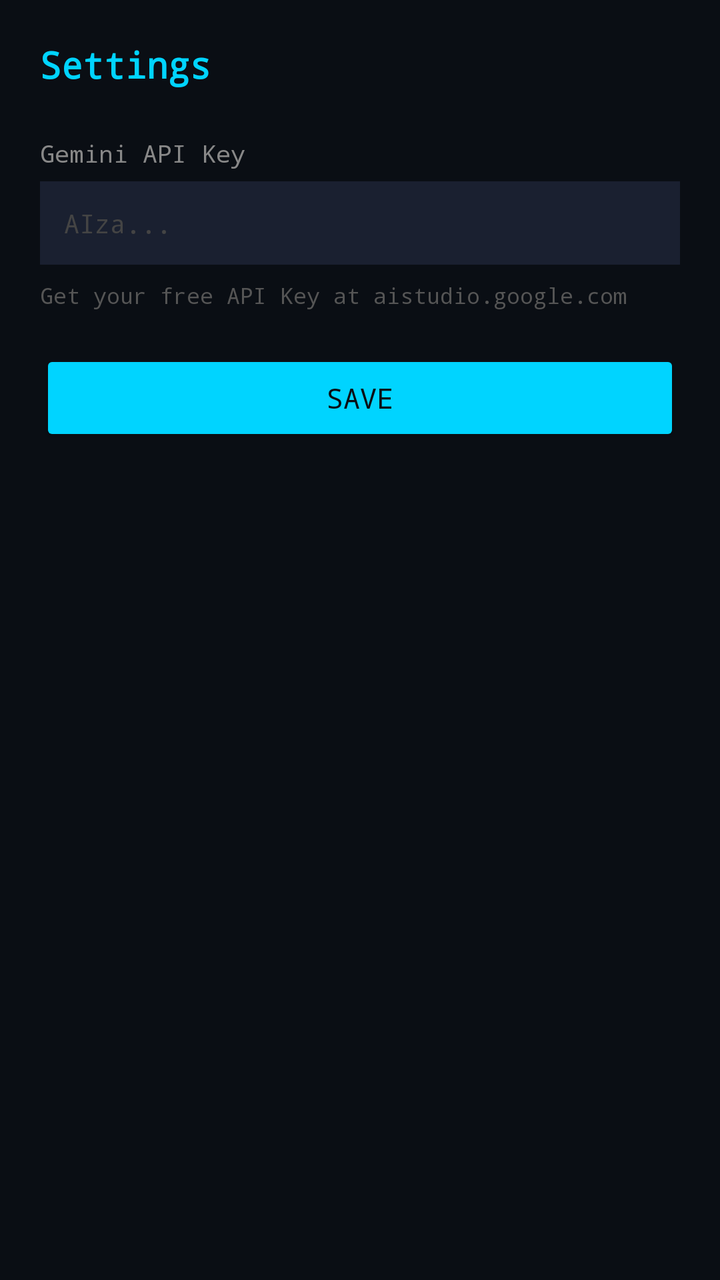
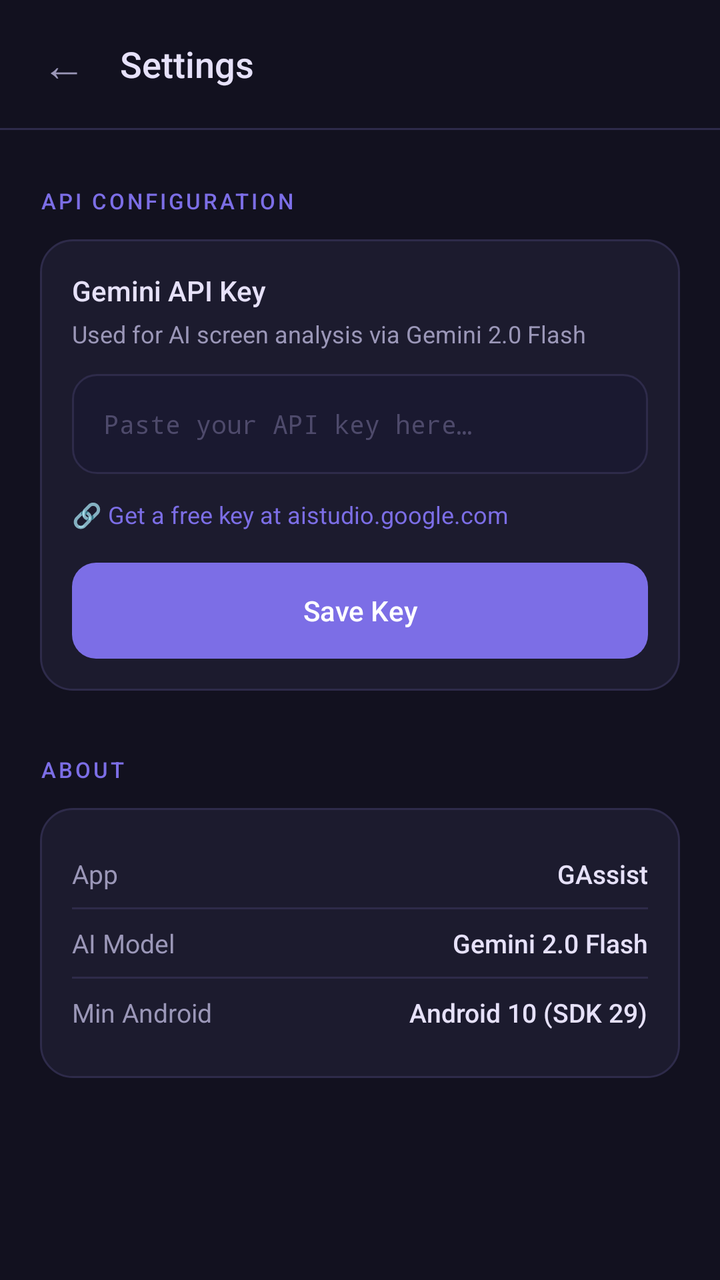

The first picture is an Android layout as it rendered before a commit; the second is the same layout after the commit. The layout source and the unified diff follow.
<!-- AndroidManifest.xml: application theme AppTheme -->
<!-- res/layout/activity_settings.xml -->
<?xml version="1.0" encoding="utf-8"?>
<LinearLayout xmlns:android="http://schemas.android.com/apk/res/android"
    android:layout_width="match_parent"
    android:layout_height="match_parent"
    android:background="#0A0E14"
    android:orientation="vertical"
    android:padding="20dp">

    <TextView
        android:layout_width="match_parent"
        android:layout_height="wrap_content"
        android:text="Settings"
        android:textColor="#00D4FF"
        android:textSize="18sp"
        android:fontFamily="monospace"
        android:textStyle="bold"
        android:layout_marginBottom="24dp" />

    <TextView
        android:layout_width="match_parent"
        android:layout_height="wrap_content"
        android:text="Gemini API Key"
        android:textColor="#888888"
        android:fontFamily="monospace"
        android:textSize="12sp"
        android:layout_marginBottom="6dp" />

    <EditText
        android:id="@+id/etApiKey"
        android:layout_width="match_parent"
        android:layout_height="wrap_content"
        android:hint="AIza..."
        android:textColor="#FFFFFF"
        android:textColorHint="#444444"
        android:background="#1A2030"
        android:padding="12dp"
        android:fontFamily="monospace"
        android:textSize="13sp"
        android:inputType="textVisiblePassword"
        android:layout_marginBottom="8dp" />

    <TextView
        android:layout_width="match_parent"
        android:layout_height="wrap_content"
        android:text="Get your free API Key at aistudio.google.com"
        android:textColor="#555555"
        android:fontFamily="monospace"
        android:textSize="11sp"
        android:layout_marginBottom="20dp" />

    <Button
        android:id="@+id/btnSaveKey"
        android:layout_width="match_parent"
        android:layout_height="wrap_content"
        android:text="SAVE"
        android:textColor="#0A0E14"
        android:backgroundTint="#00D4FF"
        android:fontFamily="monospace" />

</LinearLayout>
<!-- resources referenced by this layout -->
<resources>
  <style name="AppTheme" parent="Theme.MaterialComponents.DayNight.DarkActionBar">
          <item name="colorPrimary">#00D4FF</item>
          <item name="colorPrimaryDark">#0A0E14</item>
          <item name="colorAccent">#00D4FF</item>
          <item name="android:windowBackground">#0A0E14</item>
      </style>
</resources>

<!-- the commit's change to res/layout/activity_settings.xml (unified diff, before → after) -->
@@ -1,60 +1,228 @@
 <?xml version="1.0" encoding="utf-8"?>
-<LinearLayout xmlns:android="http://schemas.android.com/apk/res/android"
+<LinearLayout
+    xmlns:android="http://schemas.android.com/apk/res/android"
     android:layout_width="match_parent"
     android:layout_height="match_parent"
-    android:background="#0A0E14"
     android:orientation="vertical"
-    android:padding="20dp">
-
-    <TextView
+    android:background="@color/bg_deep">
+
+    
+    <LinearLayout
         android:layout_width="match_parent"
-        android:layout_height="wrap_content"
-        android:text="Settings"
-        android:textColor="#00D4FF"
-        android:textSize="18sp"
-        android:fontFamily="monospace"
-        android:textStyle="bold"
-        android:layout_marginBottom="24dp" />
-
-    <TextView
+        android:layout_height="64dp"
+        android:orientation="horizontal"
+        android:gravity="center_vertical"
+        android:paddingHorizontal="8dp"
+        android:background="@color/bg_deep">
+
+        
+        <TextView
+            android:id="@+id/btnBack"
+            android:layout_width="48dp"
+            android:layout_height="48dp"
+            android:text="←"
+            android:textSize="22sp"
+            android:textColor="@color/text_secondary"
+            android:gravity="center"
+            android:background="@drawable/shape_icon_btn" />
+
+        <TextView
+            android:layout_width="wrap_content"
+            android:layout_height="wrap_content"
+            android:text="Settings"
+            android:textColor="@color/text_primary"
+            android:textSize="18sp"
+            android:fontFamily="sans-serif-medium"
+            android:layout_marginStart="4dp" />
+    </LinearLayout>
+
+    
+    <View
         android:layout_width="match_parent"
-        android:layout_height="wrap_content"
-        android:text="Gemini API Key"
-        android:textColor="#888888"
-        android:fontFamily="monospace"
-        android:textSize="12sp"
-        android:layout_marginBottom="6dp" />
-
-    <EditText
-        android:id="@+id/etApiKey"
+        android:layout_height="1dp"
+        android:background="@color/stroke_default" />
+
+    
+    <ScrollView
         android:layout_width="match_parent"
-        android:layout_height="wrap_content"
-        android:hint="AIza..."
-        android:textColor="#FFFFFF"
-        android:textColorHint="#444444"
-        android:background="#1A2030"
-        android:padding="12dp"
-        android:fontFamily="monospace"
-        android:textSize="13sp"
-        android:inputType="textVisiblePassword"
-        android:layout_marginBottom="8dp" />
-
-    <TextView
-        android:layout_width="match_parent"
-        android:layout_height="wrap_content"
-        android:text="Get your free API Key at aistudio.google.com"
-        android:textColor="#555555"
-        android:fontFamily="monospace"
-        android:textSize="11sp"
-        android:layout_marginBottom="20dp" />
-
-    <Button
-        android:id="@+id/btnSaveKey"
-        android:layout_width="match_parent"
-        android:layout_height="wrap_content"
-        android:text="SAVE"
-        android:textColor="#0A0E14"
-        android:backgroundTint="#00D4FF"
-        android:fontFamily="monospace" />
+        android:layout_height="match_parent"
+        android:overScrollMode="never">
+
+        <LinearLayout
+            android:layout_width="match_parent"
+            android:layout_height="wrap_content"
+            android:orientation="vertical"
+            android:padding="20dp">
+
+            
+            <TextView
+                android:layout_width="match_parent"
+                android:layout_height="wrap_content"
+                android:text="API CONFIGURATION"
+                android:textColor="@color/accent_primary"
+                android:textSize="11sp"
+                android:fontFamily="sans-serif-medium"
+                android:letterSpacing="0.12"
+                android:layout_marginBottom="12dp"
+                android:layout_marginTop="8dp" />
+
+            
+            <LinearLayout
+                android:layout_width="match_parent"
+                android:layout_height="wrap_content"
+                android:orientation="vertical"
+                android:background="@drawable/shape_card"
+                android:padding="16dp"
+                android:layout_marginBottom="8dp">
+
+                <TextView
+                    android:layout_width="match_parent"
+                    android:layout_height="wrap_content"
+                    android:text="Gemini API Key"
+                    android:textColor="@color/text_primary"
+                    android:textSize="14sp"
+                    android:fontFamily="sans-serif-medium"
+                    android:layout_marginBottom="4dp" />
+
+                <TextView
+                    android:layout_width="match_parent"
+                    android:layout_height="wrap_content"
+                    android:text="Used for AI screen analysis via Gemini 2.0 Flash"
+                    android:textColor="@color/text_secondary"
+                    android:textSize="12sp"
+                    android:layout_marginBottom="12dp" />
+
+                <EditText
+                    android:id="@+id/etApiKey"
+                    android:layout_width="match_parent"
+                    android:layout_height="50dp"
+                    android:hint="@string/hint_api_key"
+                    android:textColor="@color/text_primary"
+                    android:textColorHint="@color/text_muted"
+                    android:textSize="13sp"
+                    android:fontFamily="monospace"
+                    android:background="@drawable/shape_input"
+                    android:paddingHorizontal="16dp"
+                    android:inputType="textVisiblePassword"
+                    android:layout_marginBottom="12dp" />
+
+                <TextView
+                    android:layout_width="match_parent"
+                    android:layout_height="wrap_content"
+                    android:text="🔗 Get a free key at aistudio.google.com"
+                    android:textColor="@color/accent_primary"
+                    android:textSize="12sp"
+                    android:layout_marginBottom="16dp" />
+
+                <TextView
+                    android:id="@+id/btnSaveKey"
+                    android:layout_width="match_parent"
+                    android:layout_height="48dp"
+                    android:text="Save Key"
+                    android:textColor="#FFFFFF"
+                    android:textSize="14sp"
+                    android:fontFamily="sans-serif-medium"
+                    android:gravity="center"
+                    android:background="@drawable/shape_btn_run" />
+            </LinearLayout>
+
+            
+            <TextView
+                android:layout_width="match_parent"
+                android:layout_height="wrap_content"
+                android:text="ABOUT"
+                android:textColor="@color/accent_primary"
+                android:textSize="11sp"
+                android:fontFamily="sans-serif-medium"
+                android:letterSpacing="0.12"
+                android:layout_marginBottom="12dp"
+                android:layout_marginTop="24dp" />
+
+            <LinearLayout
+                android:layout_width="match_parent"
+                android:layout_height="wrap_content"
+                android:orientation="vertical"
+                android:background="@drawable/shape_card"
+                android:padding="16dp">
+
+                
+                <LinearLayout
+                    android:layout_width="match_parent"
+                    android:layout_height="wrap_content"
+                    android:orientation="horizontal"
+                    android:gravity="center_vertical"
+                    android:paddingVertical="8dp">
+                    <TextView
+                        android:layout_width="0dp"
+                        android:layout_weight="1"
+                        android:layout_height="wrap_content"
+                        android:text="App"
+                        android:textColor="@color/text_secondary"
+                        android:textSize="13sp" />
+                    <TextView
+                        android:layout_width="wrap_content"
+                        android:layout_height="wrap_content"
+                        android:text="GAssist"
+                        android:textColor="@color/text_primary"
+                        android:textSize="13sp"
+                        android:fontFamily="sans-serif-medium" />
+                </LinearLayout>
+
+                <View android:layout_width="match_parent" android:layout_height="1dp"
+                    android:background="@color/stroke_default" />
+
+                
+                <LinearLayout
+                    android:layout_width="match_parent"
+                    android:layout_height="wrap_content"
+                    android:orientation="horizontal"
+                    android:gravity="center_vertical"
+                    android:paddingVertical="8dp">
+                    <TextView
+                        android:layout_width="0dp"
+                        android:layout_weight="1"
+                        android:layout_height="wrap_content"
+                        android:text="AI Model"
+                        android:textColor="@color/text_secondary"
+                        android:textSize="13sp" />
+                    <TextView
+                        android:layout_width="wrap_content"
+                        android:layout_height="wrap_content"
+                        android:text="Gemini 2.0 Flash"
+                        android:textColor="@color/text_primary"
+                        android:textSize="13sp"
+                        android:fontFamily="sans-serif-medium" />
+                </LinearLayout>
+
+                <View android:layout_width="match_parent" android:layout_height="1dp"
+                    android:background="@color/stroke_default" />
+
+                
+                <LinearLayout
+                    android:layout_width="match_parent"
+                    android:layout_height="wrap_content"
+                    android:orientation="horizontal"
+                    android:gravity="center_vertical"
+                    android:paddingVertical="8dp">
+                    <TextView
+                        android:layout_width="0dp"
+                        android:layout_weight="1"
+                        android:layout_height="wrap_content"
+                        android:text="Min Android"
+                        android:textColor="@color/text_secondary"
+                        android:textSize="13sp" />
+                    <TextView
+                        android:layout_width="wrap_content"
+                        android:layout_height="wrap_content"
+                        android:text="Android 10 (SDK 29)"
+                        android:textColor="@color/text_primary"
+                        android:textSize="13sp"
+                        android:fontFamily="sans-serif-medium" />
+                </LinearLayout>
+
+            </LinearLayout>
+
+        </LinearLayout>
+    </ScrollView>
 
 </LinearLayout>
<!-- resource entries referenced after the edit -->
@@ -1,10 +1,59 @@
 <!-- resources referenced by this layout -->
 <resources>
-  <style name="AppTheme" parent="Theme.MaterialComponents.DayNight.DarkActionBar">
-          <item name="colorPrimary">#00D4FF</item>
-          <item name="colorPrimaryDark">#0A0E14</item>
-          <item name="colorAccent">#00D4FF</item>
-          <item name="android:windowBackground">#0A0E14</item>
+  <color name="accent_primary">#7C6EE6</color>
+  <color name="bg_deep">#12111F</color>
+  <color name="stroke_default">#2E2B4A</color>
+  <color name="text_muted">#4E4A6B</color>
+  <color name="text_primary">#E6E1F9</color>
+  <color name="text_secondary">#9B97B8</color>
+  <!-- drawable shape_btn_run (drawable) -->
+  <?xml version="1.0" encoding="utf-8"?>
+  <ripple xmlns:android="http://schemas.android.com/apk/res/android"
+      android:color="#AA9FFF">
+      <item>
+          <shape android:shape="rectangle">
+              <corners android:radius="12dp" />
+              <solid android:color="#7C6EE6" />
+          </shape>
+      </item>
+  </ripple>
+  <!-- drawable shape_card (drawable) -->
+  <?xml version="1.0" encoding="utf-8"?>
+  <shape xmlns:android="http://schemas.android.com/apk/res/android"
+      android:shape="rectangle">
+      <corners android:radius="16dp" />
+      <solid android:color="#1C1B2E" />
+      <stroke android:width="1dp" android:color="#2E2B4A" />
+  </shape>
+  <!-- drawable shape_icon_btn (drawable) -->
+  <?xml version="1.0" encoding="utf-8"?>
+  <ripple xmlns:android="http://schemas.android.com/apk/res/android"
+      android:color="#33FFFFFF">
+      <item>
+          <shape android:shape="oval">
+              <solid android:color="@android:color/transparent" />
+          </shape>
+      </item>
+  </ripple>
+  <!-- drawable shape_input (drawable) -->
+  <?xml version="1.0" encoding="utf-8"?>
+  <shape xmlns:android="http://schemas.android.com/apk/res/android"
+      android:shape="rectangle">
+      <corners android:radius="12dp" />
+      <solid android:color="#1A1930" />
+      <stroke android:width="1dp" android:color="#2E2B4A" />
+  </shape>
+  <string name="hint_api_key">Paste your API key here…</string>
+  <style name="AppTheme" parent="Theme.MaterialComponents.DayNight.NoActionBar">
+          <item name="colorPrimary">#7C6EE6</item>
+          <item name="colorPrimaryVariant">#5B4FCE</item>
+          <item name="colorOnPrimary">#FFFFFF</item>
+          <item name="colorSurface">#1C1B2E</item>
+          <item name="colorOnSurface">#E6E1F9</item>
+          <item name="android:windowBackground">#12111F</item>
+          <item name="android:statusBarColor">#12111F</item>
+          <item name="android:navigationBarColor">#12111F</item>
+          <item name="android:windowLightStatusBar">false</item>
       </style>
 </resources>
 
